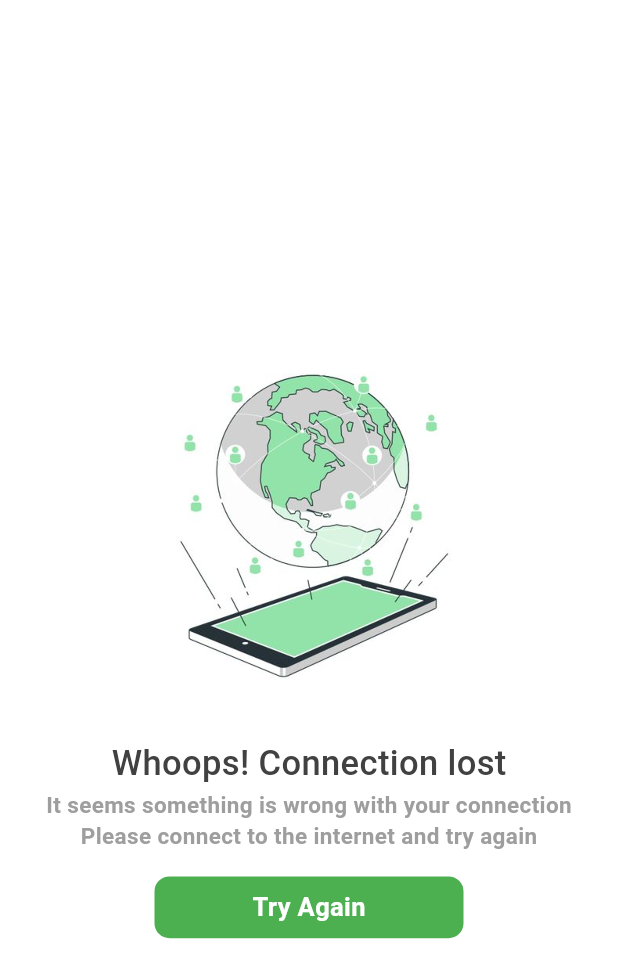
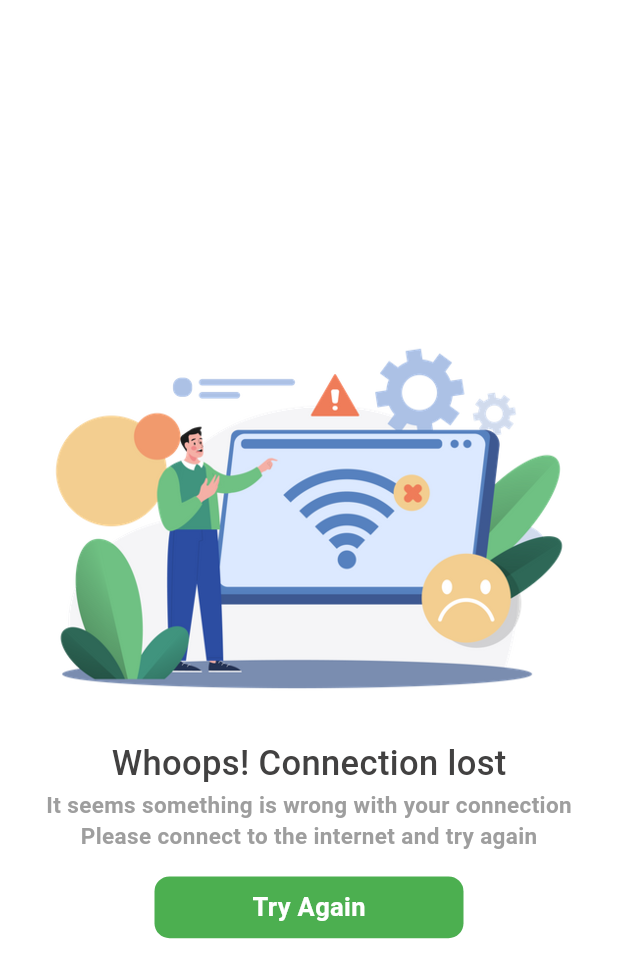
Before and after one commit to hijasahamed/Auto_Mates, a Flutter app: the NoNetworkWidget screen opened directly, on a phone screen of 412 x 824 dp. Shown: the top 978 px of the screen. Run offline on Flutter 3.47's test engine with Material 3 defaults, Android fonts, the phone set to English and light mode, and no system bars; our stand-ins replace animated_text_kit, bloc, carousel_slider, cloud_firestore, connectivity, curved_labeled_navigation_bar and 11 more; accounts and stored records are empty; project files that could hold a hidden picture were left out.

Commit message:
latest push

```diff
--- a/lib/seller/seller_homescreen/view/widgets/single_car_details/single_car_details_screen.dart
+++ b/lib/seller/seller_homescreen/view/widgets/single_car_details/single_car_details_screen.dart
@@ -1,6 +1,6 @@
 import 'package:auto_mates/seller/seller_homescreen/view/bloc/seller_home_screen_bloc.dart';
 import 'package:auto_mates/user/appbarbottombar/view/widgets/normal_app_bar/normal_app_bar.dart';
-import 'package:auto_mates/user/buyscreentab/view/widgets/car_details/car_details_widget.dart';
+import 'package:auto_mates/user/buyscreentab/view/on_tap_more_details/car_details/car_details_widget.dart';
 import 'package:auto_mates/user/commonwidgets/common_widgets/common_widgets.dart';
 import 'package:cloud_firestore/cloud_firestore.dart';
 import 'package:flutter/material.dart';
--- a/lib/user/buyscreentab/view/buy_screen/buy_screen.dart
+++ b/lib/user/buyscreentab/view/buy_screen/buy_screen.dart
@@ -1,6 +1,6 @@
 import 'package:auto_mates/seller/seller_homescreen/controller/functions.dart';
 import 'package:auto_mates/user/buyscreentab/view/buy_screen/car_holder/car_holder.dart';
-import 'package:auto_mates/user/buyscreentab/view/widgets/sorting_filter_widget.dart';
+import 'package:auto_mates/user/buyscreentab/view/buy_screen/sort_and_filter/sorting_filter_widget.dart';
 import 'package:auto_mates/user/commonwidgets/common_widgets/common_widgets.dart';
 import 'package:cloud_firestore/cloud_firestore.dart';
 import 'package:flutter/material.dart';
--- a/lib/user/buyscreentab/view/buy_screen/car_holder/car_holder.dart
+++ b/lib/user/buyscreentab/view/buy_screen/car_holder/car_holder.dart
@@ -1,5 +1,5 @@
 import 'package:auto_mates/user/buyscreentab/controller/functions.dart';
-import 'package:auto_mates/user/buyscreentab/view/widgets/seller_details_screen.dart';
+import 'package:auto_mates/user/buyscreentab/view/on_tap_more_details/seller_details/seller_details_screen.dart';
 import 'package:auto_mates/user/commonwidgets/common_widgets/common_widgets.dart';
 import 'package:flutter/material.dart';
 
--- a/lib/user/buyscreentab/view/widgets/car_details/car_details_widget.dart
+++ b/lib/user/buyscreentab/view/on_tap_more_details/car_details/car_details_widget.dart
@@ -1,6 +1,6 @@
-import 'package:auto_mates/user/buyscreentab/view/widgets/car_details/sections/car_image.dart';
-import 'package:auto_mates/user/buyscreentab/view/widgets/car_details/sections/details_container.dart';
-import 'package:auto_mates/user/buyscreentab/view/widgets/specification_features_widget.dart';
+import 'package:auto_mates/user/buyscreentab/view/on_tap_more_details/car_details/sections/car_image.dart';
+import 'package:auto_mates/user/buyscreentab/view/on_tap_more_details/car_details/sections/details_container.dart';
+import 'package:auto_mates/user/buyscreentab/view/on_tap_more_details/car_details/sections/specification_features_widget.dart';
 import 'package:flutter/material.dart';
 
 class CarDetailsWidget extends StatelessWidget {
--- a/lib/user/buyscreentab/view/widgets/car_details/sections/details_container.dart
+++ b/lib/user/buyscreentab/view/on_tap_more_details/car_details/sections/details_container.dart
@@ -1,4 +1,4 @@
-import 'package:auto_mates/user/buyscreentab/view/widgets/seller_details_screen.dart';
+import 'package:auto_mates/user/buyscreentab/view/on_tap_more_details/seller_details/seller_details_screen.dart';
 import 'package:flutter/material.dart';
 import 'package:font_awesome_flutter/font_awesome_flutter.dart';
 
--- a/lib/user/buyscreentab/view/widgets/specification_features_widget.dart
+++ b/lib/user/buyscreentab/view/on_tap_more_details/car_details/sections/specification_features_widget.dart
@@ -1,4 +1,4 @@
-import 'package:auto_mates/user/buyscreentab/view/widgets/tab_bar_view_list_tile.dart';
+import 'package:auto_mates/user/buyscreentab/view/on_tap_more_details/car_details/sections/tab_bar_view_list_tile.dart';
 import 'package:flutter/material.dart';
 
 class SpecificationFeaturesWidget extends StatelessWidget {
--- a/lib/user/buyscreentab/view/widgets/seller_details_widget.dart
+++ b/lib/user/buyscreentab/view/on_tap_more_details/seller_details/seller_details_widget.dart
@@ -1,7 +1,7 @@
 import 'package:flutter/material.dart';
 
-class SellerDetailsWidget extends StatelessWidget {
-  const SellerDetailsWidget({super.key, required this.screenSize});
+class SellerDetailsCardWidget extends StatelessWidget {
+  const SellerDetailsCardWidget({super.key, required this.screenSize});
   final Size screenSize;
   @override
   Widget build(BuildContext context) {
--- a/lib/user/splashscreen/view/no_network_connection/no_network_widget.dart
+++ b/lib/user/splashscreen/view/no_network_connection/no_network_widget.dart
@@ -33,9 +33,9 @@ class NoNetworkWidget extends StatelessWidget {
                   children: [
                     Container(
                       height: screenSize.height/2.8,
-                      width: screenSize.width/2,
+                      width: screenSize.width/1.1,
                       decoration: const BoxDecoration(
-                        image: DecorationImage(image: AssetImage('assets/images/no network.jpg'),fit: BoxFit.cover,filterQuality: FilterQuality.high)
+                        image: DecorationImage(image: AssetImage('assets/images/no net.webp'),fit: BoxFit.cover,filterQuality: FilterQuality.high)
                       ),
                     ),
                     const MyTextWidget(
--- a/pubspec.yaml
+++ b/pubspec.yaml
@@ -101,6 +101,7 @@ flutter:
     - assets/images/no data.avif
     - assets/images/account created.webp
     - assets/images/photo placeholder.webp
+    - assets/images/no net.webp
     #animations
     - assets/animations/loading_animation.json
     - assets/animations/splash_animation_jeep.json
```
Also changed, not shown: lib/user/buyscreentab/view/on_tap_more_details/seller_details/seller_details_screen.dart (renamed from lib/user/buyscreentab/view/widgets/seller_details_screen.dart, +5 -5 lines), lib/user/profilescreen/view/widgets/logout_section/loging_out_screen_widget.dart (+2 -9 lines), assets/images/no net.webp (added), lib/user/buyscreentab/view/buy_screen/sort_and_filter/sorting_filter_widget.dart (renamed from lib/user/buyscreentab/view/widgets/sorting_filter_widget.dart), lib/user/buyscreentab/view/common_widgets/custom_alert_dialoge_widget.dart (renamed from lib/user/buyscreentab/view/widgets/custom_alert_dialoge_widget.dart), lib/user/buyscreentab/view/on_tap_more_details/car_details/sections/car_image.dart (renamed from lib/user/buyscreentab/view/widgets/car_details/sections/car_image.dart), lib/user/buyscreentab/view/on_tap_more_details/car_details/sections/tab_bar_view_list_tile.dart (renamed from lib/user/buyscreentab/view/widgets/tab_bar_view_list_tile.dart).
